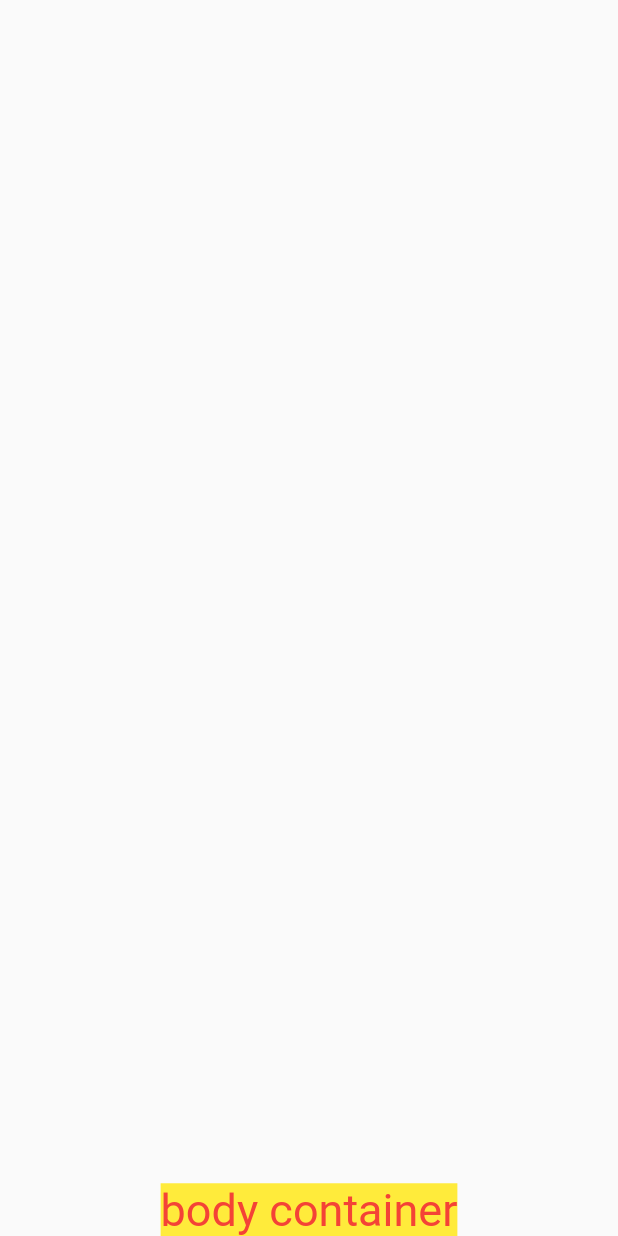
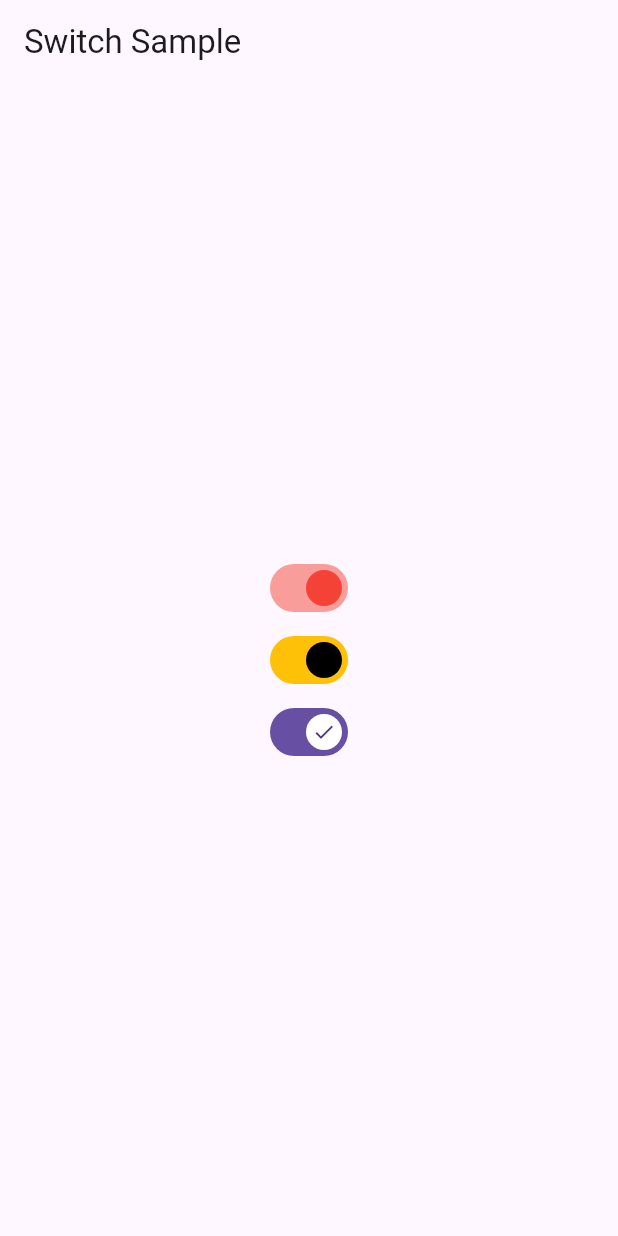
Before and after one commit to YYxDeveloper/first_flutter, a Flutter app: the screen it shows after launch, on a phone screen of 412 x 824 dp. Run offline on Flutter 3.47's test engine with Material 2 defaults, Android fonts, the light colour scheme and no system bars.

Commit message:
3 switch example

```diff
--- a/lib/main.dart
+++ b/lib/main.dart
@@ -1,107 +1,118 @@
 import 'package:flutter/material.dart';
 
-void main() {
-  runApp(const MyApp());
-}
+/// Flutter code sample for [Switch].
 
-class MyApp extends StatelessWidget {
-  const MyApp({super.key});
+void main() => runApp(const SwitchApp());
 
-  // This widget is the root of your application.
+class SwitchApp extends StatelessWidget {
+  const SwitchApp({super.key});
+
   @override
   Widget build(BuildContext context) {
     return MaterialApp(
+      theme: ThemeData(useMaterial3: true),
       home: Scaffold(
-        body: Container(
-          alignment: Alignment.bottomCenter,
-          child: const Text("body container",style: TextStyle(color: Colors.red, fontSize: 30,backgroundColor: Colors.yellow),),
+        appBar: AppBar(title: const Text('Switch Sample')),
+        body: const Center(
+          child: SwitchExample(),
         ),
       ),
     );
   }
 }
 
-class MyHomePage extends StatefulWidget {
-  const MyHomePage({super.key, required this.title});
-
-  // This widget is the home page of your application. It is stateful, meaning
-  // that it has a State object (defined below) that contains fields that affect
-  // how it looks.
-
-  // This class is the configuration for the state. It holds the values (in this
-  // case the title) provided by the parent (in this case the App widget) and
-  // used by the build method of the State. Fields in a Widget subclass are
-  // always marked "final".
-
-  final String title;
+class SwitchExample extends StatefulWidget {
+  const SwitchExample({super.key});
 
   @override
-  State<MyHomePage> createState() => _MyHomePageState();
+  State<SwitchExample> createState() => _SwitchExampleState();
 }
 
-class _MyHomePageState extends State<MyHomePage> {
-  int _counter = 0;
-
-  void _incrementCounter() {
-    setState(() {
-      // This call to setState tells the Flutter framework that something has
-      // changed in this State, which causes it to rerun the build method below
-      // so that the display can reflect the updated values. If we changed
-      // _counter without calling setState(), then the build method would not be
-      // called again, and so nothing would appear to happen.
-      _counter++;
-    });
-  }
+class _SwitchExampleState extends State<SwitchExample> {
+  bool light = true;
+  bool light0 = true;
+  bool light1 = true;
+  final MaterialStateProperty<Color?> trackColor =
+  MaterialStateProperty.resolveWith<Color?>(
+        (Set<MaterialState> states) {
+      // Track color when the switch is selected.
+      if (states.contains(MaterialState.selected)) {
+        return Colors.amber;
+      }
+      // Otherwise return null to set default track color
+      // for remaining states such as when the switch is
+      // hovered, focused, or disabled.
+      return null;
+    },
+  );
+  final MaterialStateProperty<Color?> overlayColor =
+  MaterialStateProperty.resolveWith<Color?>(
+        (Set<MaterialState> states) {
+      // Material color when switch is selected.
+      if (states.contains(MaterialState.selected)) {
+        return Colors.amber.withOpacity(0.54);
+      }
+      // Material color when switch is disabled.
+      if (states.contains(MaterialState.disabled)) {
+        return Colors.grey.shade400;
+      }
+      // Otherwise return null to set default material color
+      // for remaining states such as when the switch is
+      // hovered, or focused.
+      return null;
+    },
+  );
+  final MaterialStateProperty<Icon?> thumbIcon =
+      MaterialStateProperty.resolveWith<Icon?>(
+    (Set<MaterialState> states) {
+      if (states.contains(MaterialState.selected)) {
+        return const Icon(Icons.check);
+      }
+      return const Icon(Icons.close);
+    },
+  );
 
   @override
   Widget build(BuildContext context) {
-    // This method is rerun every time setState is called, for instance as done
-    // by the _incrementCounter method above.
-    //
-    // The Flutter framework has been optimized to make rerunning build methods
-    // fast, so that you can just rebuild anything that needs updating rather
-    // than having to individually change instances of widgets.
-    return Scaffold(
-      appBar: AppBar(
-        // Here we take the value from the MyHomePage object that was created by
-        // the App.build method, and use it to set our appbar title.
-        title: Text(widget.title),
-      ),
-      body: Center(
-        // Center is a layout widget. It takes a single child and positions it
-        // in the middle of the parent.
-        child: Column(
-          // Column is also a layout widget. It takes a list of children and
-          // arranges them vertically. By default, it sizes itself to fit its
-          // children horizontally, and tries to be as tall as its parent.
-          //
-          // Invoke "debug painting" (press "p" in the console, choose the
-          // "Toggle Debug Paint" action from the Flutter Inspector in Android
-          // Studio, or the "Toggle Debug Paint" command in Visual Studio Code)
-          // to see the wireframe for each widget.
-          //
-          // Column has various properties to control how it sizes itself and
-          // how it positions its children. Here we use mainAxisAlignment to
-          // center the children vertically; the main axis here is the vertical
-          // axis because Columns are vertical (the cross axis would be
-          // horizontal).
-          mainAxisAlignment: MainAxisAlignment.center,
-          children: <Widget>[
-            const Text(
-              'You have pushed the button this many times:',
-            ),
-            Text(
-              '$_counter',
-              style: Theme.of(context).textTheme.headlineMedium,
-            ),
-          ],
+    return Column(
+      mainAxisAlignment: MainAxisAlignment.center,
+      children: <Widget>[
+        Switch(
+          //basic switch
+          // This bool value toggles the switch.
+          value: light,
+          activeColor: Colors.red,
+          onChanged: (bool value) {
+            // This is called when the user toggles the switch.
+            setState(() {
+              light = value;
+
+            });
+          },
         ),
-      ),
-      floatingActionButton: FloatingActionButton(
-        onPressed: _incrementCounter,
-        tooltip: 'Increment',
-        child: const Icon(Icons.add),
-      ), // This trailing comma makes auto-formatting nicer for build methods.
+        Switch(
+            //  customize Switch using MaterialStateProperty switch properties
+          value: light,
+          overlayColor: overlayColor,
+          trackColor: trackColor,
+          thumbColor: const MaterialStatePropertyAll<Color>(Colors.black),
+          onChanged: (bool value) {
+            // This is called when the user toggles the switch.
+            setState(() {
+              light = value;
+            });
+          },
+        ),
+        Switch(
+          thumbIcon: thumbIcon,
+          value: light1,
+          onChanged: (bool value) {
+            setState(() {
+              light1 = value;
+            });
+          },
+        ),
+      ],
     );
   }
 }
```
